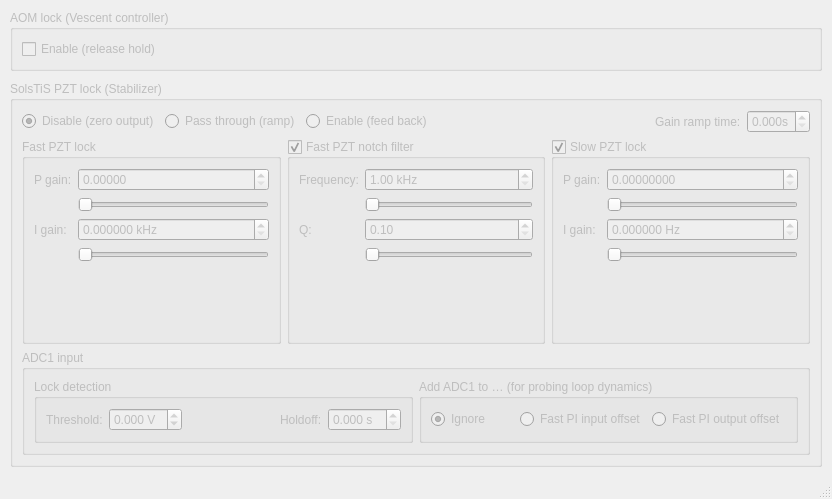
Old version of the form l674_lock_ui/app.ui in the repository OxfordIonTrapGroup/stabilizer-ui.
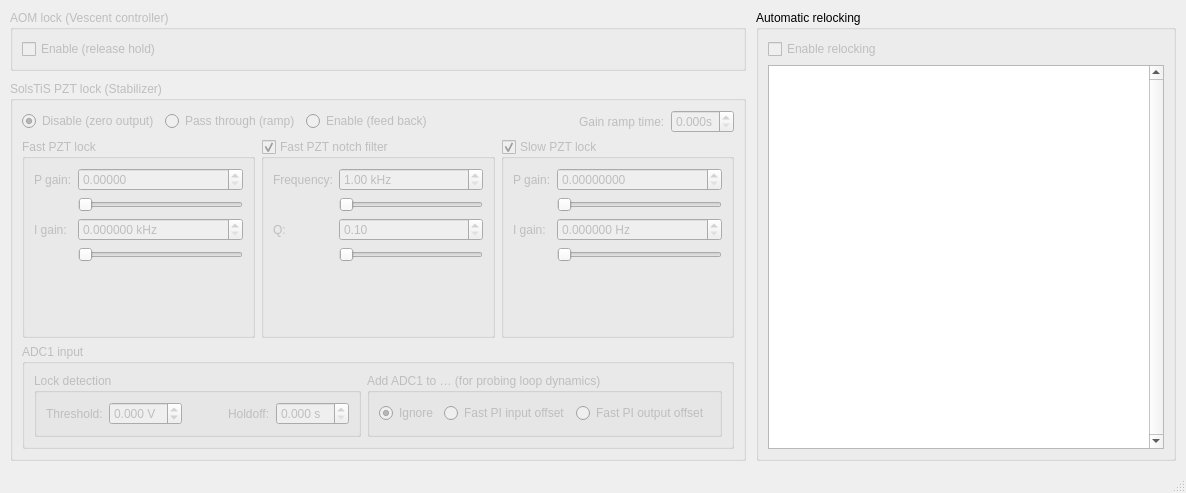
New version of the form.

Commit message: Add text box for relocking log

Diff of the .ui file:
```diff
--- a/l674_lock_ui/app.ui
+++ b/l674_lock_ui/app.ui
@@ -6,8 +6,8 @@
    <rect>
     <x>0</x>
     <y>0</y>
-    <width>832</width>
-    <height>499</height>
+    <width>1186</width>
+    <height>493</height>
    </rect>
   </property>
   <property name="sizePolicy">
@@ -26,7 +26,7 @@
      <verstretch>0</verstretch>
     </sizepolicy>
    </property>
-   <layout class="QVBoxLayout" name="verticalLayout">
+   <layout class="QHBoxLayout" name="horizontalLayout_7">
     <property name="spacing">
      <number>10</number>
     </property>
@@ -43,7 +43,7 @@
      <number>10</number>
     </property>
     <item>
-     <layout class="QHBoxLayout" name="horizontalLayout_3">
+     <layout class="QVBoxLayout" name="verticalLayout">
       <item>
        <widget class="QGroupBox" name="aomLockGroup">
         <property name="enabled">
@@ -72,8 +72,6 @@
         </layout>
        </widget>
       </item>
-     </layout>
-    </item>
     <item>
      <widget class="QGroupBox" name="pztLockGroup">
       <property name="enabled">
@@ -571,6 +569,46 @@
            </widget>
           </item>
          </layout>
+          </widget>
+         </item>
+        </layout>
+       </widget>
+      </item>
+     </layout>
+    </item>
+    <item>
+     <widget class="QGroupBox" name="groupBox_5">
+      <property name="sizePolicy">
+       <sizepolicy hsizetype="Expanding" vsizetype="Preferred">
+        <horstretch>0</horstretch>
+        <verstretch>0</verstretch>
+       </sizepolicy>
+      </property>
+      <property name="title">
+       <string>Automatic relocking</string>
+      </property>
+      <layout class="QVBoxLayout" name="verticalLayout_4">
+       <item>
+        <widget class="QCheckBox" name="enableRelockingBox">
+         <property name="enabled">
+          <bool>false</bool>
+         </property>
+         <property name="text">
+          <string>Enable relocking</string>
+         </property>
+         <property name="checkable">
+          <bool>true</bool>
+         </property>
+        </widget>
+       </item>
+       <item>
+        <widget class="QTextEdit" name="logOutputText">
+         <property name="verticalScrollBarPolicy">
+          <enum>Qt::ScrollBarAlwaysOn</enum>
+         </property>
+         <property name="readOnly">
+          <bool>true</bool>
+         </property>
         </widget>
        </item>
       </layout>
```
Lines whose indentation alone changed are shown as unchanged. The commit also changes 1 other file.
